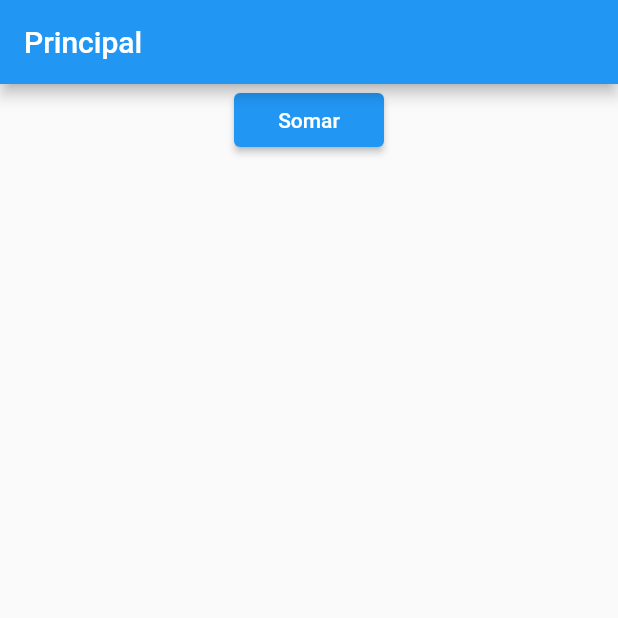
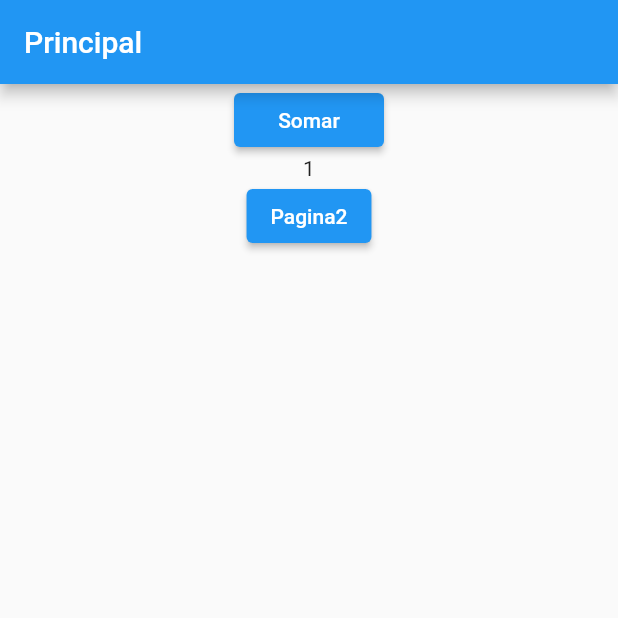
Before and after one commit to FaustinoEdu/desenvolvimentoMobileFlutter, a Flutter app: the screen it shows after launch, after a tap on "Somar", on a phone screen of 412 x 824 dp, the top half of it. Run offline on Flutter 3.47's test engine with Material 2 defaults, Android fonts, the light colour scheme and no system bars.

Commit message:
Criando page 2

```diff
--- a/aula_18_10_2023/lib/models/soma.dart
+++ b/aula_18_10_2023/lib/models/soma.dart
@@ -3,4 +3,8 @@ import 'package:flutter/material.dart';
 class Soma with ChangeNotifier{
 int valor=0;
 
+void contador (){
+  valor++;
+  notifyListeners(); //Aceesa os dados dentro de outros classes
 }
+}
--- /dev/null
+++ b/aula_18_10_2023/lib/page/page2.dart
@@ -0,0 +1,3 @@
+import 'package:flutter/material.dart';
+import 'package:provider/provider.dart';
+import 'package:aula_18_10_2023/models/soma.dart';
--- a/aula_18_10_2023/lib/page/principal.dart
+++ b/aula_18_10_2023/lib/page/principal.dart
@@ -1,4 +1,6 @@
 import 'package:flutter/material.dart';
+import 'package:provider/provider.dart';
+import 'package:aula_18_10_2023/models/soma.dart';
 
 class Principal extends StatelessWidget {
   const Principal({super.key});
@@ -16,15 +18,18 @@ children: [
 Container(
   width: 100,
   child: ElevatedButton(
-    onPressed: (){},
+    onPressed: (){
+      Provider.of<Soma>(context, listen: false).contador();
+      },
     child: Text('Somar'),
 
   )
 
 
-)
-
-
+),
+Consumer<Soma>(builder: (context, somar, child) => Text(somar.valor.toString(),),
+),
+ElevatedButton(onPressed: (){Navigator.pushNamed(context, '/page2');}, child: Text ('Pagina2'))
 ],
 
 
--- a/aula_18_10_2023/pubspec.yaml
+++ b/aula_18_10_2023/pubspec.yaml
@@ -30,6 +30,7 @@ environment:
 dependencies:
   flutter:
     sdk: flutter
+  provider: ^6.0.5
 
 
   # The following adds the Cupertino Icons font to your application.
```
Also changed, not shown: aula_18_10_2023/lib/main.dart (+11 -3 lines), aula_18_10_2023/pubspec.lock.
